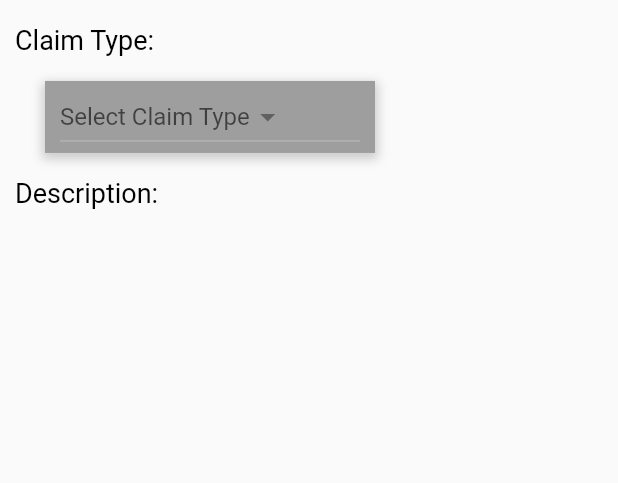
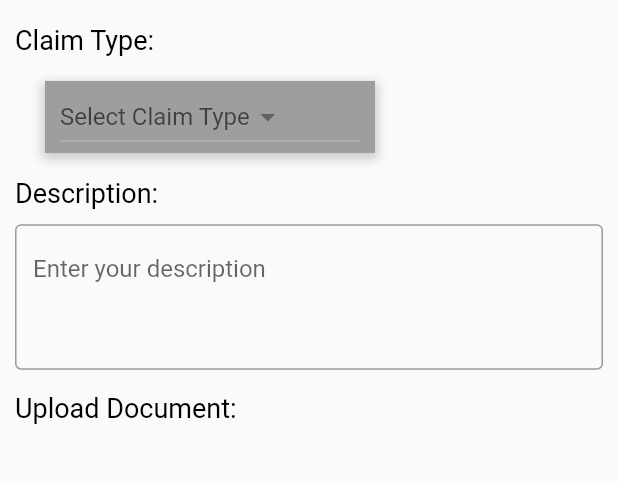
Before and after one commit to funky-dev99/Attendance-User, a Flutter app: the ClaimPage screen opened directly, on a phone screen of 412 x 824 dp, the part 84-567 px from its top. Run offline on Flutter 3.47's test engine with Material 2 defaults, Android fonts, the phone set to English and light mode, and no system bars; our stand-ins replace dropdown_button2, location.

Commit message:
Claim Page Update

```diff
--- a/attend_user/lib/pages/claim_page.dart
+++ b/attend_user/lib/pages/claim_page.dart
@@ -13,6 +13,7 @@ class ClaimPage extends StatefulWidget {
 
 class _ClaimPageState extends State<ClaimPage> {
   String selectedClaimType = '';
+  final desController = TextEditingController();
 
   final List<String> _claimTypes = [
     'Claim Type 1',
@@ -137,6 +138,40 @@ class _ClaimPageState extends State<ClaimPage> {
               ),
             ],
           ),
+
+
+          Container(
+            padding: EdgeInsets.all(10.0),
+            child: TextFormField(
+              controller: desController,
+              keyboardType: TextInputType.multiline,
+              maxLines: 3,
+              decoration: InputDecoration(
+                hintText: 'Enter your description',
+                border: OutlineInputBorder(),
+              ),
+            ),
+          ),
+
+          Row(
+            children: [
+              Container(
+                padding: const EdgeInsets.only(left: 0.0),
+                margin: const EdgeInsets.only(left: 10.0,top: 5.0),
+                child: const Text(
+                  'Upload Document:',
+                  style: TextStyle(
+                    fontSize: 18,
+                    color: Colors.black,
+                  ),
+                ),
+              ),
+            ],
+          ),
+
+
+
+
         ],
       ),
     );
```
Also changed, not shown: attend_user/pubspec.lock.
